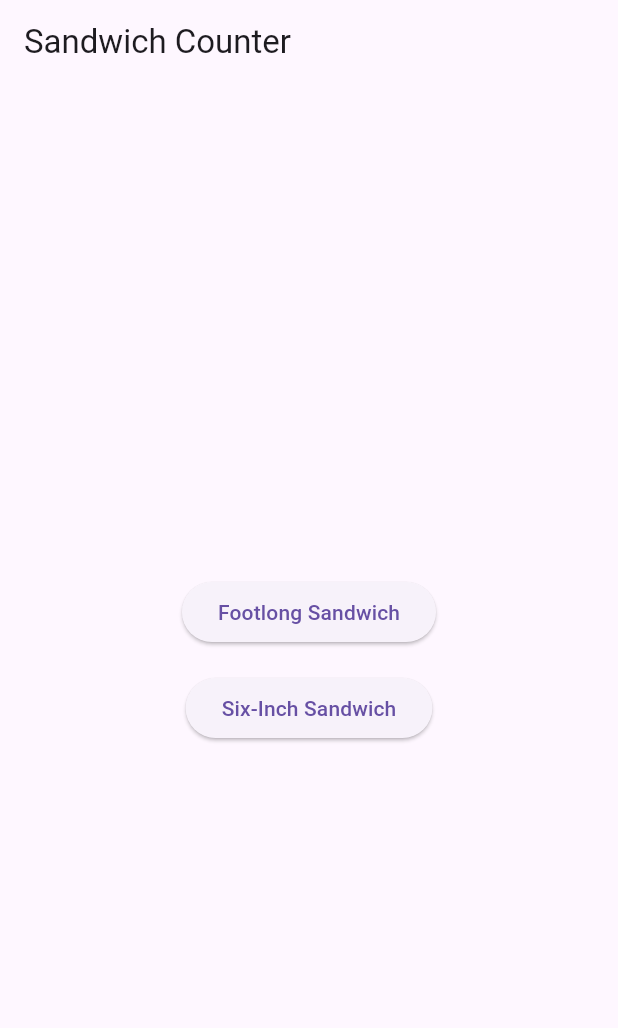
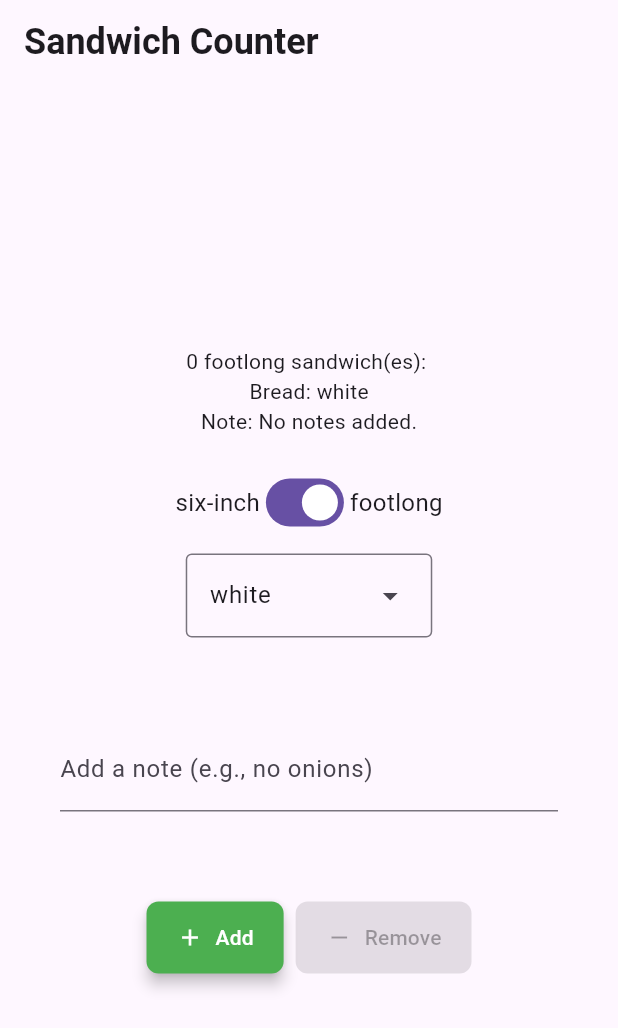
Before and after one commit to Rakib-208/flutter_prog, a Flutter app: the screen it shows after launch, on a phone screen of 412 x 824 dp. Shown: the top 1028 px of the screen. Run offline on Flutter 3.47's test engine with Material 3 defaults, Android fonts, the light colour scheme and no system bars.

Commit message:
create Order_repository.dart

```diff
--- a/lib/main.dart
+++ b/lib/main.dart
@@ -1,4 +1,9 @@
 import 'package:flutter/material.dart';
+import 'package:flutter_prog/views/app_styles.dart';
+import 'package:flutter_prog/repositories/order_repository.dart';
+
+// Added BreadType enum (fix for breadType errors)
+enum BreadType { white, wheat, multigrain, rye }
 
 void main() {
   runApp(const App());
@@ -19,8 +24,11 @@
 class OrderItemDisplay extends StatelessWidget {
   final int quantity;
   final String itemType;
+  final BreadType breadType; // added
+  final String orderNote; // added
   // Centralized reusable button styles
-  static ButtonStyle _buildStyle({
+  static ButtonStyle _buildStyledButton({
+    // renamed from _buildStyle
     required Color activeBg,
     required Color activeFg,
     required Color disabledBg,
@@ -28,11 +36,13 @@
   }) {
     return ButtonStyle(
       backgroundColor: WidgetStateProperty.resolveWith<Color>((states) {
-        if (states.contains(WidgetState.disabled)) return disabledBg;
+        // fixed
+        if (states.contains(WidgetState.disabled)) return disabledBg; // fixed
         return activeBg;
       }),
       foregroundColor: WidgetStateProperty.resolveWith<Color>((states) {
-        if (states.contains(WidgetState.disabled)) return disabledFg;
+        // fixed
+        if (states.contains(WidgetState.disabled)) return disabledFg; // fixed
         return activeFg;
       }),
       padding: WidgetStateProperty.all(
@@ -42,39 +52,57 @@
         RoundedRectangleBorder(borderRadius: BorderRadius.circular(8)),
       ),
       elevation: WidgetStateProperty.resolveWith<double>((states) {
-        if (states.contains(WidgetState.disabled)) return 0;
-        if (states.contains(WidgetState.pressed)) return 2;
+        // fixed
+        if (states.contains(WidgetState.disabled)) return 0; // fixed
+        if (states.contains(WidgetState.pressed)) return 2; // fixed
         return 4;
       }),
     );
   }
 
-  static final ButtonStyle addButtonStyle = _buildStyle(
+  static final ButtonStyle addStyledButton = _buildStyledButton(
+    // renamed
     activeBg: Colors.green.shade800,
     activeFg: Colors.white,
     disabledBg: Colors.grey,
     disabledFg: Colors.black54,
   );
 
-  static final ButtonStyle removeButtonStyle = _buildStyle(
+  static final ButtonStyle removeStyledButton = _buildStyledButton(
+    // renamed
     activeBg: Colors.red,
     activeFg: Colors.white,
     disabledBg: Colors.grey,
     disabledFg: Colors.black54,
   );
 
-  static final ButtonStyle backButtonStyle = _buildStyle(
+  static final ButtonStyle backStyledButton = _buildStyledButton(
+    // renamed
     activeBg: Colors.blue,
     activeFg: Colors.white,
     disabledBg: Colors.blueGrey,
     disabledFg: Colors.white70,
   );
 
-  const OrderItemDisplay(this.quantity, this.itemType, {super.key});
+  const OrderItemDisplay({
+    super.key,
+    required this.quantity,
+    required this.itemType,
+    required this.breadType,
+    required this.orderNote,
+  }); // changed to named params
 
   @override
   Widget build(BuildContext context) {
-    return Text('$quantity $itemType sandwich(es): ${'🥪' * quantity}');
+    final sandwiches = '🥪' * quantity;
+    return Column(
+      mainAxisSize: MainAxisSize.min,
+      children: [
+        Text('$quantity $itemType sandwich(es): $sandwiches'),
+        Text('Bread: ${breadType.name}'),
+        Text('Note: $orderNote'),
+      ],
+    );
   }
 }
 
@@ -88,117 +116,133 @@
 }
 
 class _OrderScreenState extends State<OrderScreen> {
-  int _quantity = 0;
-  String? _selectedItemType; // newly added
+  late final OrderRepository _orderRepository;
+  final TextEditingController _notesController = TextEditingController();
+  bool _isFootlong = true;
+  BreadType _selectedBreadType = BreadType.white;
 
-  void _select(String type) {
-    setState(() {
-      _selectedItemType = type;
-      _quantity = 0; // reset counter on selection
+  @override
+  void initState() {
+    super.initState();
+    _orderRepository = OrderRepository(maxQuantity: widget.maxQuantity);
+    _notesController.addListener(() {
+      setState(() {});
     });
   }
 
-  void _clearSelection() {
-    // added
-    setState(() {
-      _selectedItemType = null;
-      _quantity = 0;
-    });
+  @override
+  void dispose() {
+    _notesController.dispose();
+    super.dispose();
   }
 
-  void _increaseQuantity() {
-    if (_quantity < widget.maxQuantity) {
-      setState(() => _quantity++);
+  VoidCallback? _getIncreaseCallback() {
+    if (_orderRepository.canIncrement) {
+      return () => setState(_orderRepository.increment);
+    }
+    return null;
+  }
+
+  VoidCallback? _getDecreaseCallback() {
+    if (_orderRepository.canDecrement) {
+      return () => setState(_orderRepository.decrement);
+    }
+    return null;
+  }
+
+  void _onSandwichTypeChanged(bool value) {
+    setState(() => _isFootlong = value);
+  }
+
+  void _onBreadTypeSelected(BreadType? value) {
+    if (value != null) {
+      setState(() => _selectedBreadType = value);
     }
   }
 
-  void _decreaseQuantity() {
-    if (_quantity > 0) {
-      setState(() => _quantity--);
+  List<DropdownMenuEntry<BreadType>> _buildDropdownEntries() {
+    List<DropdownMenuEntry<BreadType>> entries = [];
+    for (BreadType bread in BreadType.values) {
+      DropdownMenuEntry<BreadType> newEntry = DropdownMenuEntry<BreadType>(
+        value: bread,
+        label: bread.name,
+      );
+      entries.add(newEntry);
     }
+    return entries;
   }
 
   @override
   Widget build(BuildContext context) {
-    final isAddDisabled = _quantity >= widget.maxQuantity;
-    final isRemoveDisabled = _quantity <= 0;
+    String sandwichType = 'footlong';
+    if (!_isFootlong) {
+      sandwichType = 'six-inch';
+    }
+
+    String noteForDisplay;
+    if (_notesController.text.isEmpty) {
+      noteForDisplay = 'No notes added.';
+    } else {
+      noteForDisplay = _notesController.text;
+    }
 
     return Scaffold(
-      appBar: AppBar(title: const Text('Sandwich Counter')),
+      appBar: AppBar(title: const Text('Sandwich Counter', style: heading1)),
       body: Center(
-        child: _selectedItemType == null
-            ? Column(
-                mainAxisAlignment: MainAxisAlignment.center,
-                children: [
-                  ElevatedButton(
-                    onPressed: () => _select('Footlong'),
-                    child: const Text('Footlong Sandwich'),
-                  ),
-                  const SizedBox(height: 16),
-                  ElevatedButton(
-                    onPressed: () => _select('Six-inch'),
-                    child: const Text('Six-Inch Sandwich'),
-                  ),
-                ],
-              )
-            : Column(
+        child: Column(
           mainAxisAlignment: MainAxisAlignment.center,
           children: <Widget>[
-                  OrderItemDisplay(_quantity, _selectedItemType!),
+            OrderItemDisplay(
+              quantity: _orderRepository.quantity,
+              itemType: sandwichType,
+              breadType: _selectedBreadType,
+              orderNote: noteForDisplay,
+            ),
+            const SizedBox(height: 20),
             Row(
               mainAxisAlignment: MainAxisAlignment.center,
               children: [
-                      ElevatedButton(
-                        onPressed: isAddDisabled ? null : _increaseQuantity,
-                        style: ButtonStyle(
-                          backgroundColor:
-                              WidgetStateProperty.resolveWith<Color>((states) {
-                                if (states.contains(WidgetState.disabled)) {
-                                  return Colors.grey;
-                                }
-                                return Colors.green[800]!;
-                              }),
-                          foregroundColor:
-                              WidgetStateProperty.resolveWith<Color>((states) {
-                                if (states.contains(WidgetState.disabled)) {
-                                  return Colors.black54;
-                                }
-                                return Colors.white;
-                              }),
+                const Text('six-inch', style: normalText),
+                Switch(value: _isFootlong, onChanged: _onSandwichTypeChanged),
+                const Text('footlong', style: normalText),
+              ],
             ),
-                        child: const Text('Add'),
+            const SizedBox(height: 10),
+            DropdownMenu<BreadType>(
+              textStyle: normalText,
+              initialSelection: _selectedBreadType,
+              onSelected: _onBreadTypeSelected,
+              dropdownMenuEntries: _buildDropdownEntries(),
             ),
-                      const SizedBox(width: 12),
-                      ElevatedButton(
-                        onPressed: isRemoveDisabled ? null : _decreaseQuantity,
-                        style: ButtonStyle(
-                          backgroundColor:
-                              WidgetStateProperty.resolveWith<Color>((states) {
-                                if (states.contains(WidgetState.disabled)) {
-                                  return Colors.grey;
-                                }
-                                return Colors.red;
-                              }),
-                          foregroundColor:
-                              WidgetStateProperty.resolveWith<Color>((states) {
-                                if (states.contains(WidgetState.disabled)) {
-                                  return Colors.black54;
-                                }
-                                return Colors.white;
-                              }),
+            const SizedBox(height: 20),
+            Padding(
+              padding: const EdgeInsets.all(40.0),
+              child: TextField(
+                key: const Key('notes_textfield'),
+                controller: _notesController,
+                decoration: const InputDecoration(
+                  labelText: 'Add a note (e.g., no onions)',
                 ),
-                        child: const Text('Remove'),
+              ),
+            ),
+            const SizedBox(height: 20),
+            Row(
+              mainAxisAlignment: MainAxisAlignment.center,
+              children: [
+                StyledButton(
+                  onPressed: _getIncreaseCallback(),
+                  icon: Icons.add,
+                  label: 'Add',
+                  backgroundColor: Colors.green,
+                ),
+                const SizedBox(width: 8),
+                StyledButton(
+                  onPressed: _getDecreaseCallback(),
+                  icon: Icons.remove,
+                  label: 'Remove',
+                  backgroundColor: Colors.red,
                 ),
               ],
-                  ),
-                  const SizedBox(height: 16),
-                  ElevatedButton(
-                    onPressed: _clearSelection,
-                    style: ElevatedButton.styleFrom(
-                      backgroundColor: Colors.blue,
-                      foregroundColor: Colors.white,
-                    ),
-                    child: const Text('Back'),
             ),
           ],
         ),
@@ -206,3 +250,36 @@
     );
   }
 }
+
+// Added StyledButton widget (fix for StyledButton errors)
+class StyledButton extends StatelessWidget {
+  final VoidCallback? onPressed;
+  final IconData icon;
+  final String label;
+  final Color backgroundColor;
+  final Color foregroundColor;
+  const StyledButton({
+    super.key,
+    required this.onPressed,
+    required this.icon,
+    required this.label,
+    required this.backgroundColor,
+    this.foregroundColor = Colors.white,
+  });
+
+  @override
+  Widget build(BuildContext context) {
+    return ElevatedButton.icon(
+      onPressed: onPressed,
+      icon: Icon(icon),
+      label: Text(label),
+      style: ElevatedButton.styleFrom(
+        backgroundColor: backgroundColor,
+        foregroundColor: foregroundColor,
+        padding: const EdgeInsets.symmetric(horizontal: 20, vertical: 14),
+        shape: RoundedRectangleBorder(borderRadius: BorderRadius.circular(8)),
+        elevation: onPressed == null ? 0 : 4,
+      ),
+    );
+  }
+}
--- /dev/null
+++ b/lib/repositories/order_repository.dart
@@ -0,0 +1,23 @@
+class OrderRepository {
+  int _quantity = 0;
+  final int maxQuantity;
+
+  OrderRepository({required this.maxQuantity});
+
+  int get quantity => _quantity;
+
+  bool get canIncrement => _quantity < maxQuantity;
+  bool get canDecrement => _quantity > 0;
+
+  void increment() {
+    if (canIncrement) {
+      _quantity++;
+    }
+  }
+
+  void decrement() {
+    if (canDecrement) {
+      _quantity--;
+    }
+  }
+}
```
Lines whose indentation alone changed are shown as unchanged.
